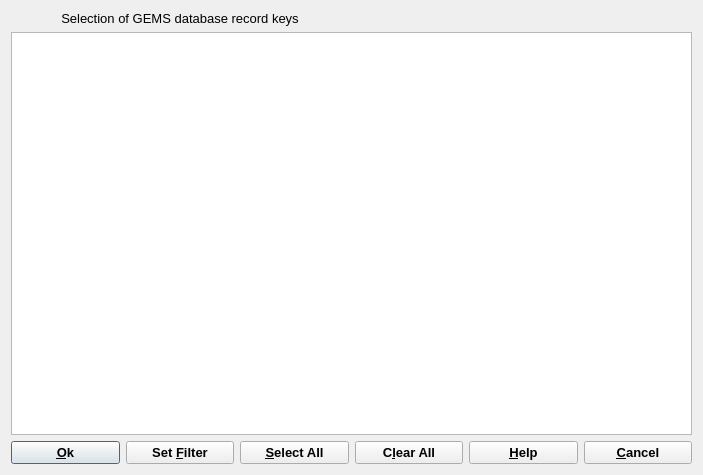
gemshub/GEMSGUI, file GUI/Dialogs4/KeyDialog4.ui: the form before one commit.
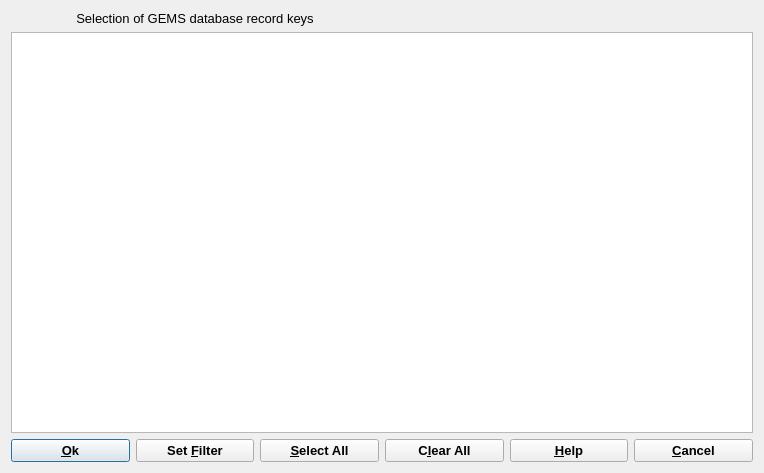
The form after the commit.

The edit to the form file:
```diff
--- a/GUI/Dialogs4/KeyDialog4.ui
+++ b/GUI/Dialogs4/KeyDialog4.ui
@@ -10,8 +10,8 @@
    <rect>
     <x>0</x>
     <y>0</y>
-    <width>703</width>
-    <height>475</height>
+    <width>764</width>
+    <height>473</height>
    </rect>
   </property>
   <property name="minimumSize">
```
